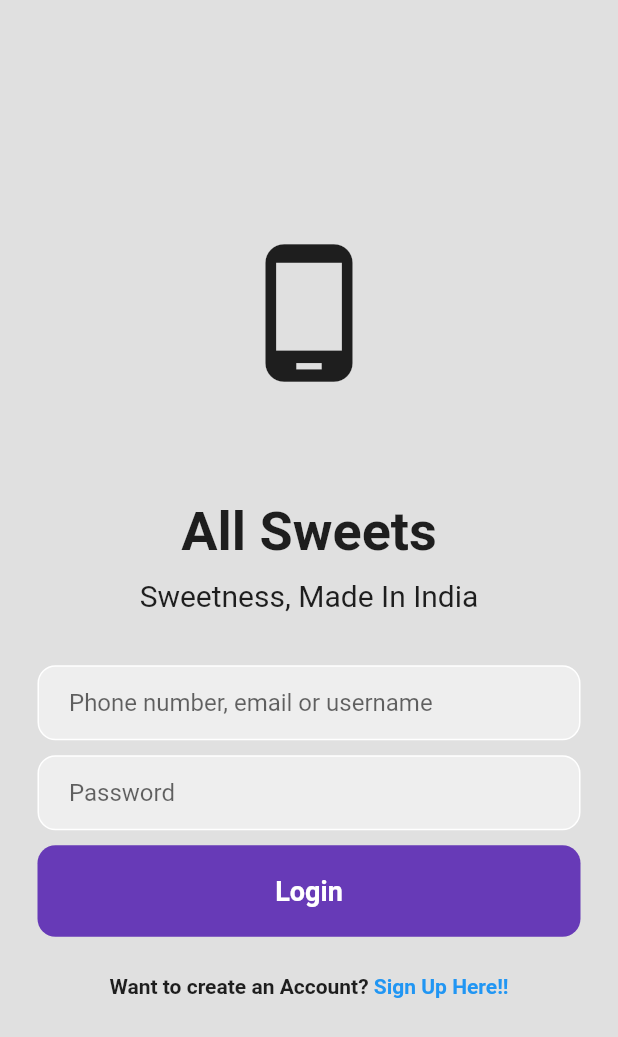
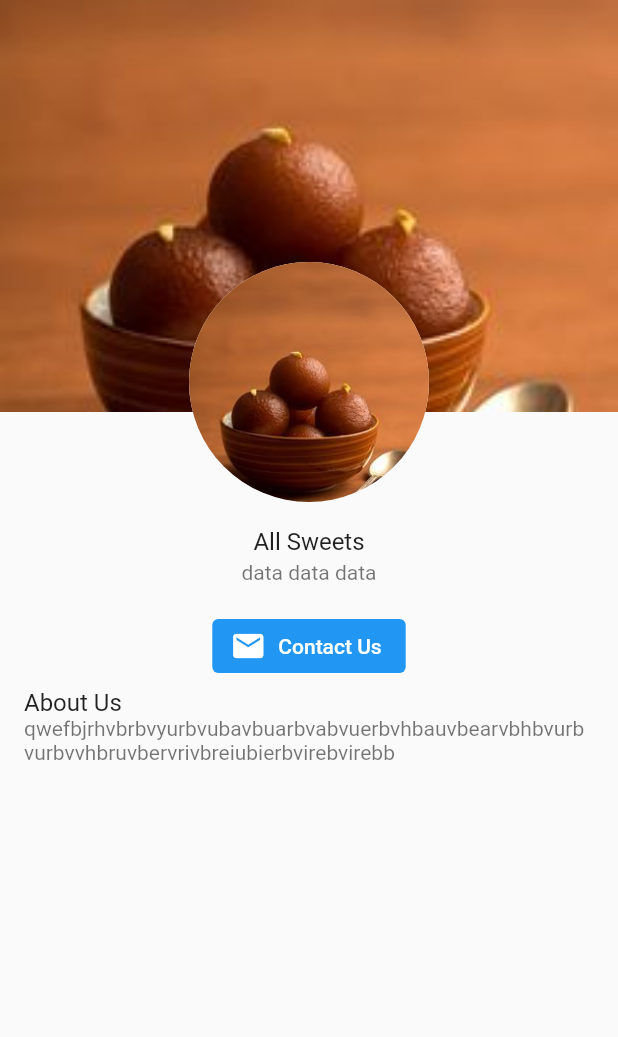
Before and after one commit to AryanMan12/all_sweets, a Flutter app: the screen it shows after launch, on a phone screen of 412 x 824 dp. Shown: the top 1037 px of the screen. Run offline on Flutter 3.47's test engine with Material 2 defaults, Android fonts, the phone set to English and light mode, and no system bars; our stand-ins replace cloud_firestore, firebase_auth, firebase_core, fl_chart, lottie; accounts and stored records are empty; network calls fail.

Commit message:
about us page created

```diff
--- /dev/null
+++ b/lib/Customer/about_us.dart
@@ -0,0 +1,68 @@
+import 'package:flutter/material.dart';
+import 'package:all_sweets/Customer/sidenavbar.dart';
+
+class AboutUs extends StatefulWidget {
+  const AboutUs({Key? key}) : super(key: key);
+
+  @override
+  State<AboutUs> createState() => _AboutUsState();
+}
+
+class _AboutUsState extends State<AboutUs> {
+  final String imgPath = "assets/images/product[0].jpg";
+  @override
+  Widget build(BuildContext context) {
+    return Scaffold(
+      body: Column(
+        children: <Widget>[
+          Stack(
+            //overflow: Overflow.visible,
+            clipBehavior: Clip.none,
+            alignment: Alignment.center,
+            children: <Widget>[
+              Image(
+                  width: double.infinity,
+                  height: MediaQuery.of(context).size.height / 3,
+                  fit: BoxFit.cover,
+                  image: AssetImage(imgPath)),
+              Positioned(
+                bottom: -60.0,
+                child: CircleAvatar(
+                  radius: 80,
+                  backgroundColor: Colors.white,
+                  backgroundImage: AssetImage(imgPath),
+                ),
+              ),
+            ],
+          ),
+          SizedBox(
+            height: 60,
+          ),
+          ListTile(
+            title: Center(child: Text('All Sweets')),
+            subtitle: Center(child: Text('data data data')),
+          ),
+          FlatButton.icon(
+            onPressed: () {},
+            icon: Icon(
+              Icons.mail,
+              color: Colors.white,
+            ),
+            label: Text(
+              'Contact Us',
+              style: TextStyle(color: Colors.white),
+            ),
+            color: Colors.blue,
+            shape:
+                RoundedRectangleBorder(borderRadius: BorderRadius.circular(4)),
+          ),
+          ListTile(
+            title: Text('About Us'),
+            subtitle: Text(
+                'qwefbjrhvbrbvyurbvubavbuarbvabvuerbvhbauvbearvbhbvurbvurbvvhbruvbervrivbreiubierbvirebvirebb'),
+          ),
+        ],
+      ),
+    );
+  }
+}
--- a/lib/Customer/sidenavbar.dart
+++ b/lib/Customer/sidenavbar.dart
@@ -73,6 +73,11 @@ class NavBar extends StatelessWidget {
           ),
           Divider(),
           ListTile(
+            leading: Icon(Icons.info),
+            title: Text('About Us'),
+            onTap: () => null,
+          ),
+          ListTile(
             leading: Icon(Icons.help),
             title: Text('Help & Support'),
             onTap: () => null,
--- a/lib/SplashScreen.dart
+++ b/lib/SplashScreen.dart
@@ -1,5 +1,6 @@
 import 'dart:async';
 
+import 'package:all_sweets/Customer/about_us.dart';
 import 'package:all_sweets/Customer/customer_main.dart';
 import 'package:all_sweets/Login&SignUp/login_main.dart';
 import 'package:firebase_auth/firebase_auth.dart';
@@ -30,7 +31,7 @@ class _SplashScreenState extends State<SplashScreen> {
                     if (snapshot.hasData) {
                       return CustomerBottomNav();
                     } else {
-                      return Login();
+                      return AboutUs();
                     }
                   }),
                 ),
```
